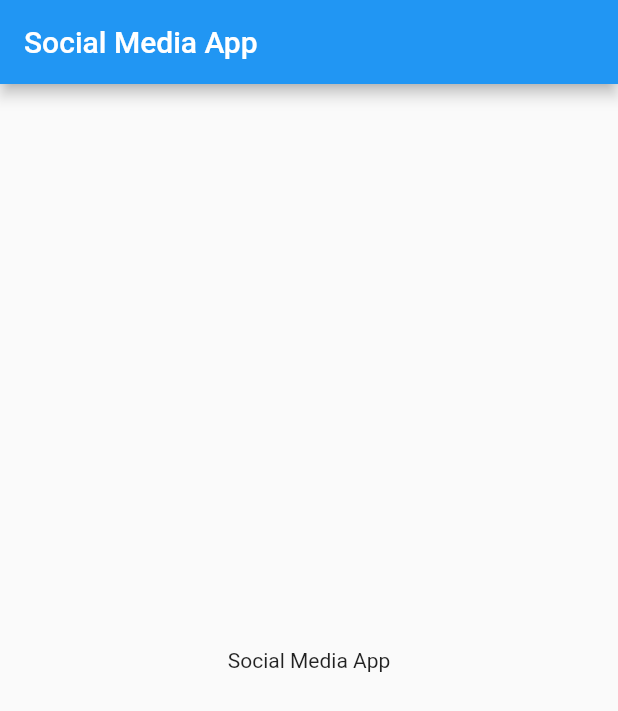
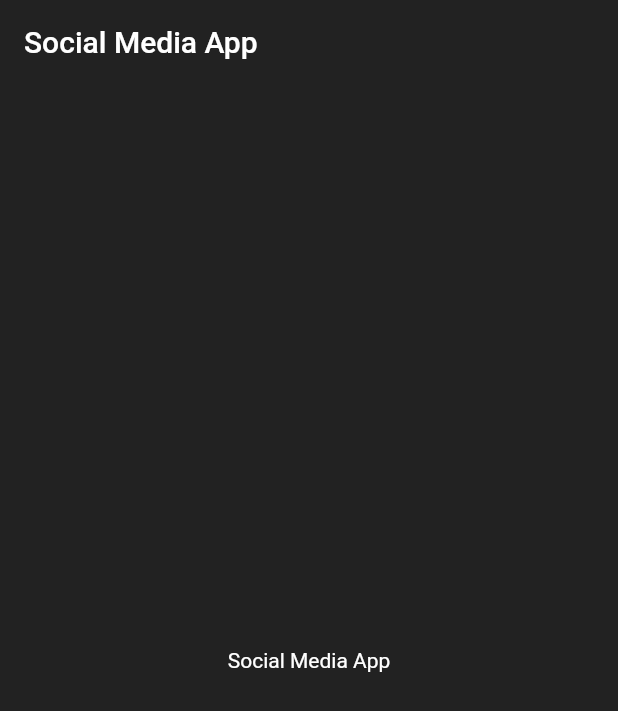
Before and after one commit to boonyarit-iamsaard/flutter_social_media_with_clean_architecture, a Flutter app: the screen it shows after launch, on a phone screen of 412 x 824 dp. Shown: the top 711 px of the screen. Run offline on Flutter 3.47's test engine with Material 2 defaults, Android fonts, the light colour scheme and no system bars.

Commit message:
build: add initial theme

```diff
--- a/lib/main.dart
+++ b/lib/main.dart
@@ -1,4 +1,5 @@
 import 'package:flutter/material.dart';
+import 'package:flutter_social_media_with_clean_architecture/src/config/app_theme.dart';
 
 void main() {
   runApp(const SocialMediaApp());
@@ -9,10 +10,11 @@ class SocialMediaApp extends StatelessWidget {
 
   @override
   Widget build(BuildContext context) {
-    return const MaterialApp(
+    return MaterialApp(
       debugShowCheckedModeBanner: false,
       title: 'Social Media App',
-      home: HomeScreen(),
+      theme: SocialMediaAppTheme().theme(),
+      home: const HomeScreen(),
     );
   }
 }
--- /dev/null
+++ b/lib/src/config/app_theme.dart
@@ -0,0 +1,23 @@
+import 'package:flutter/material.dart';
+
+class SocialMediaAppTheme {
+  ThemeData theme() {
+    return ThemeData(
+      scaffoldBackgroundColor: Colors.black87,
+      appBarTheme: const AppBarTheme(
+        color: Colors.transparent,
+        elevation: 0,
+        iconTheme: IconThemeData(color: Colors.white),
+      ),
+      textTheme: const TextTheme(
+        titleLarge: TextStyle(color: Colors.white),
+        titleMedium: TextStyle(color: Colors.white),
+        titleSmall: TextStyle(color: Colors.white),
+        bodyLarge: TextStyle(color: Colors.white),
+        bodyMedium: TextStyle(color: Colors.white),
+        bodySmall: TextStyle(color: Colors.white),
+      ),
+      iconTheme: const IconThemeData(color: Colors.white),
+    );
+  }
+}
```
Also changed, not shown: 1 other file.
